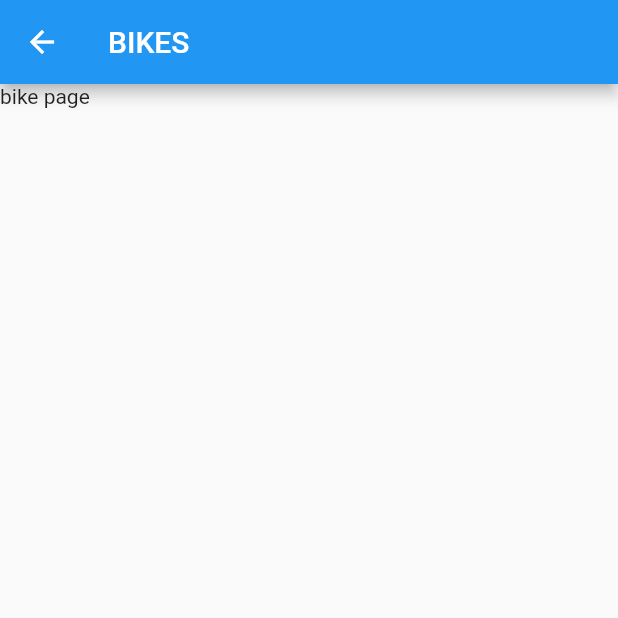
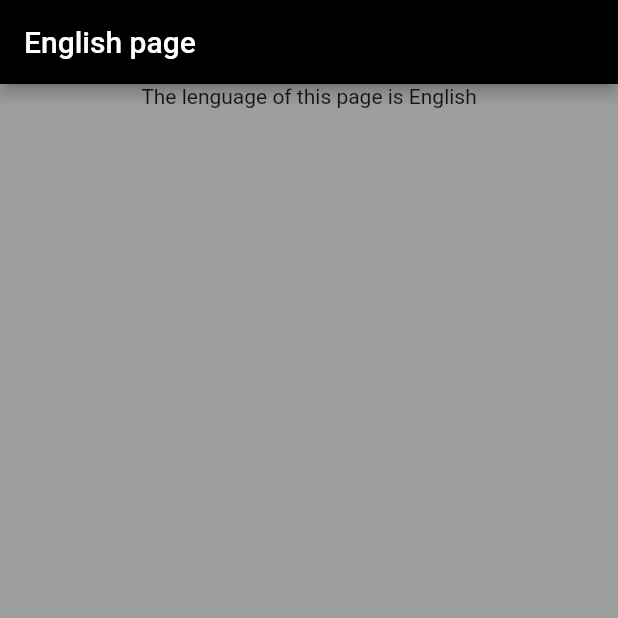
Before and after one commit to jaimecuellar14/flutter-app, a Flutter app: the screen it shows after launch, after a tap on "English", on a phone screen of 412 x 824 dp, the top half of it. Run offline on Flutter 3.47's test engine with Material 2 defaults, Android fonts, the phone set to English and light mode, and no system bars.

Commit message:
Creating only one widget for bikes page

```diff
--- a/lib/main.dart
+++ b/lib/main.dart
@@ -1,8 +1,7 @@
 
 import 'package:flutter/material.dart';
 import 'package:internetstores/pages/home.dart';
-import 'package:internetstores/pages/en/bikes.dart';
-import 'package:internetstores/pages/de/deBikes.dart';
+import 'package:internetstores/pages/bikes.dart';
 
 void main() => runApp(
   MaterialApp(
@@ -16,10 +15,9 @@ class Router{
     switch(settings.name){
       case '/':
         return MaterialPageRoute(builder: (_)=> Home());
-      case '/bikes-en':
-        return MaterialPageRoute(builder: (_)=>BikeState());
-      case '/bikes-de':
-        return MaterialPageRoute(builder:(_)=>deBikesState());
+      case '/bikes':
+        var data = settings.arguments as String;
+        return MaterialPageRoute(builder: (_) => BikeState(data));
       default:
         return MaterialPageRoute(
           builder: (_)=> Scaffold(
--- /dev/null
+++ b/lib/pages/bikes.dart
@@ -0,0 +1,40 @@
+import 'package:flutter/cupertino.dart';
+import 'package:flutter/material.dart';
+
+class BikeState extends StatefulWidget{
+  final String data;
+
+  BikeState(this.data);
+  @override
+  State<StatefulWidget> createState() {
+    // TODO: implement createState
+    return new Bikes(data);
+  }
+
+}
+
+class Bikes extends State<BikeState>{
+  final String data;
+  Bikes(this.data);
+  @override
+  Widget build(BuildContext context) {
+    // TODO: implement build
+    return Scaffold(
+      backgroundColor: Colors.grey,
+      appBar: AppBar(
+        automaticallyImplyLeading: false,
+        title: Text("${data} page"),
+        backgroundColor: Colors.black,
+
+      ),
+      body: Center(
+        child: Column(
+          children: <Widget>[
+            Text("The lenguage of this page is ${data}"),
+          ],
+        ),
+      )
+    );
+  }
+
+}
--- a/lib/pages/de/deBikes.dart
+++ /dev/null
@@ -1,24 +0,0 @@
-import 'package:flutter/cupertino.dart';
-import 'package:flutter/material.dart';
-
-class deBikesState extends StatefulWidget{
-  @override
-  State<StatefulWidget> createState() {
-    // TODO: implement createState
-    return new deBikes();
-  }
-}
-
-class deBikes extends State<deBikesState>{
-  @override
-  Widget build(BuildContext context) {
-    // TODO: implement build
-    return Scaffold(
-      appBar: AppBar(
-        title: Text("Deutsch"),
-      ),
-      body: Text("Bikes on deutsch"),
-    );
-  }
-
-}
--- a/lib/pages/en/bikes.dart
+++ /dev/null
@@ -1,25 +0,0 @@
-import 'package:flutter/cupertino.dart';
-import 'package:flutter/material.dart';
-
-class BikeState extends StatefulWidget{
-  @override
-  State<StatefulWidget> createState() {
-    // TODO: implement createState
-    return new Bikes();
-  }
-
-}
-
-class Bikes extends State<BikeState>{
-  @override
-  Widget build(BuildContext context) {
-    // TODO: implement build
-    return Scaffold(
-      appBar: AppBar(
-        title: Text("BIKES"),
-      ),
-      body: Text("bike page"),
-    );
-  }
-
-}
--- a/lib/pages/home.dart
+++ b/lib/pages/home.dart
@@ -14,7 +14,7 @@ class Home extends StatelessWidget{
               child: Text("Select the lenguage your preffer", style: TextStyle(color: Colors.white, letterSpacing: 2),),
             ),
             RaisedButton.icon(
-              onPressed: (){Navigator.pushNamed(context, '/bikes-de');},
+              onPressed: (){Navigator.pushNamed(context, '/bikes',arguments: "Deutsch");},
               color: Colors.black,
               icon: Icon(
                 Icons.airplay,
@@ -23,7 +23,7 @@ class Home extends StatelessWidget{
               label: Text("Deutsch", style:TextStyle(color:Colors.white),)
               ),
             RaisedButton.icon(
-              onPressed: (){Navigator.pushNamed(context, '/bikes-en');},
+              onPressed: (){Navigator.pushNamed(context, '/bikes',arguments:'English');},
               color: Colors.black,
               icon: Icon(
                 Icons.add_circle_outline,
```
